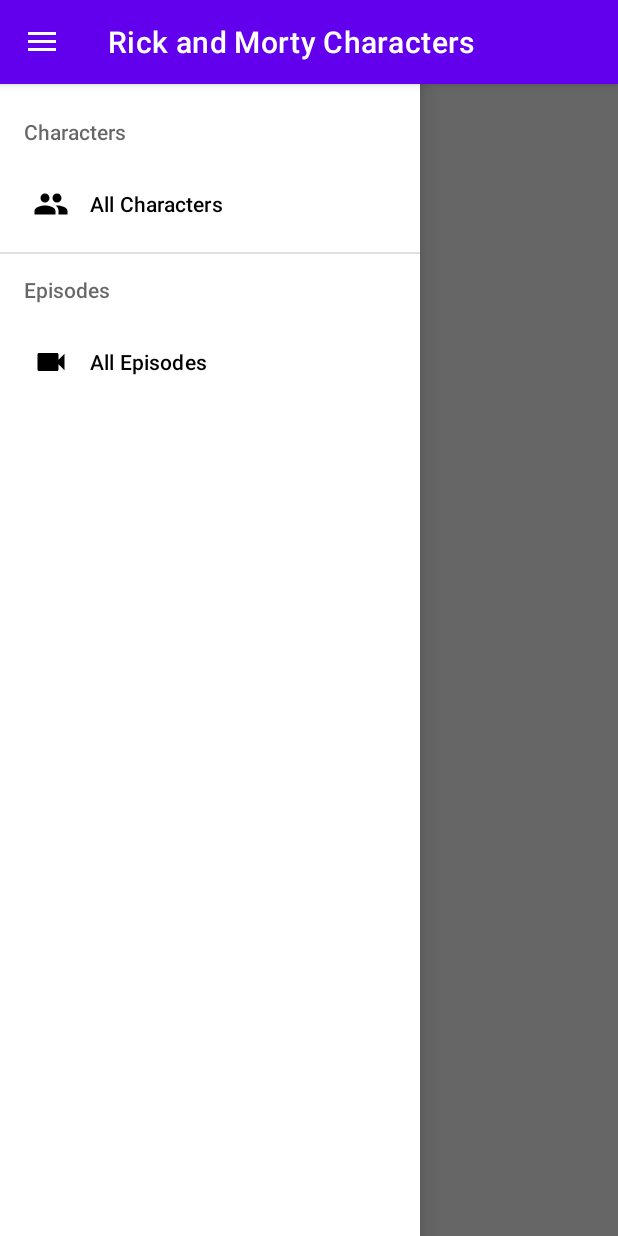
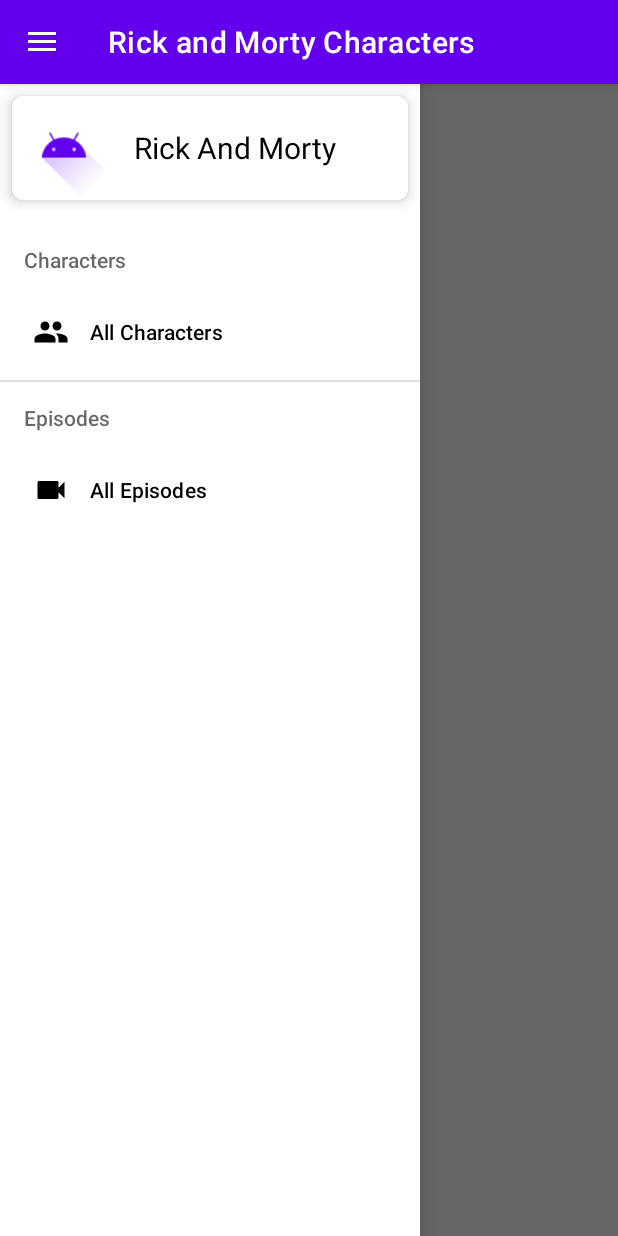
Before and after one commit to arjun-sasidharan/RickAndMorty, an Android app: the screen it shows after launch (NavGraphActivity), with the side drawer open, on a phone screen of 412 x 824 dp. Run offline under Robolectric (Android 15) with nearby library versions, the phone set to English and light mode, and no system bars; our stand-ins replace Picasso, navigation-ui; libraries missing offline, so code that uses them is left out: com.airbnb.epoxy; pictures from the network do not load; 3 statements that could not run were skipped.

Commit message:
Add drawer header layout

```diff
--- a/app/src/main/res/layout/activity_nav_graph.xml
+++ b/app/src/main/res/layout/activity_nav_graph.xml
@@ -1,10 +1,12 @@
 <?xml version="1.0" encoding="utf-8"?>
 <androidx.drawerlayout.widget.DrawerLayout xmlns:android="http://schemas.android.com/apk/res/android"
     xmlns:app="http://schemas.android.com/apk/res-auto"
+    xmlns:tools="http://schemas.android.com/tools"
     android:id="@+id/drawerLayout"
     android:layout_width="match_parent"
     android:layout_height="match_parent"
-    android:fitsSystemWindows="true">
+    android:fitsSystemWindows="true"
+    tools:openDrawer="start">
 
     <androidx.fragment.app.FragmentContainerView
         android:id="@+id/nav_host_fragment"
@@ -23,7 +25,8 @@
         android:layout_width="wrap_content"
         android:layout_height="match_parent"
         android:layout_gravity="start"
-        android:fitsSystemWindows="true"
+        android:fitsSystemWindows="false"
+        app:headerLayout="@layout/layout_drawer_header"
         app:menu="@menu/menu_drawer_layout"/>
 
 </androidx.drawerlayout.widget.DrawerLayout>
--- /dev/null
+++ b/app/src/main/res/layout/layout_drawer_header.xml
@@ -0,0 +1,47 @@
+<?xml version="1.0" encoding="utf-8"?>
+<androidx.constraintlayout.widget.ConstraintLayout xmlns:android="http://schemas.android.com/apk/res/android"
+    xmlns:app="http://schemas.android.com/apk/res-auto"
+    android:layout_width="match_parent"
+    android:layout_height="85dp">
+
+    <com.google.android.material.card.MaterialCardView
+        android:layout_width="match_parent"
+        android:layout_height="match_parent"
+        android:layout_margin="8dp"
+        app:cardCornerRadius="8dp"
+        app:cardElevation="6dp">
+
+        <androidx.constraintlayout.widget.ConstraintLayout
+            android:layout_width="match_parent"
+            android:layout_height="match_parent"
+            android:background="?colorSurface">
+
+            <androidx.appcompat.widget.AppCompatImageView
+                android:id="@+id/headerImageView"
+                android:layout_width="0dp"
+                android:layout_height="match_parent"
+                android:scaleType="centerCrop"
+                app:layout_constraintDimensionRatio="1:1"
+                app:layout_constraintStart_toStartOf="parent"
+                app:srcCompat="@drawable/ic_launcher_foreground"
+                app:tint="@color/drawer_header_icon_color" />
+
+
+            <androidx.appcompat.widget.AppCompatTextView
+                android:layout_width="0dp"
+                android:layout_height="match_parent"
+                android:ellipsize="end"
+                android:gravity="center_vertical"
+                android:maxLines="2"
+                android:paddingHorizontal="12dp"
+                android:text="@string/app_name"
+                android:textColor="?colorOnSurface"
+                android:textSize="20sp"
+                app:layout_constraintEnd_toEndOf="parent"
+                app:layout_constraintStart_toEndOf="@id/headerImageView" />
+
+        </androidx.constraintlayout.widget.ConstraintLayout>
+
+    </com.google.android.material.card.MaterialCardView>
+
+</androidx.constraintlayout.widget.ConstraintLayout>
--- a/app/src/main/res/values-night/colors.xml
+++ b/app/src/main/res/values-night/colors.xml
@@ -1,4 +1,5 @@
 <?xml version="1.0" encoding="utf-8"?>
 <resources>
     <color name="header_color">#1C1B1F</color>
+    <color name="drawer_header_icon_color">@color/purple_200</color>
 </resources>
--- a/app/src/main/res/values/colors.xml
+++ b/app/src/main/res/values/colors.xml
@@ -8,4 +8,5 @@
     <color name="purple_700">#FF3700B3</color>
     <color name="teal_200">#FF03DAC5</color>
     <color name="teal_700">#FF018786</color>
+    <color name="drawer_header_icon_color">@color/purple_500</color>
 </resources>
```
